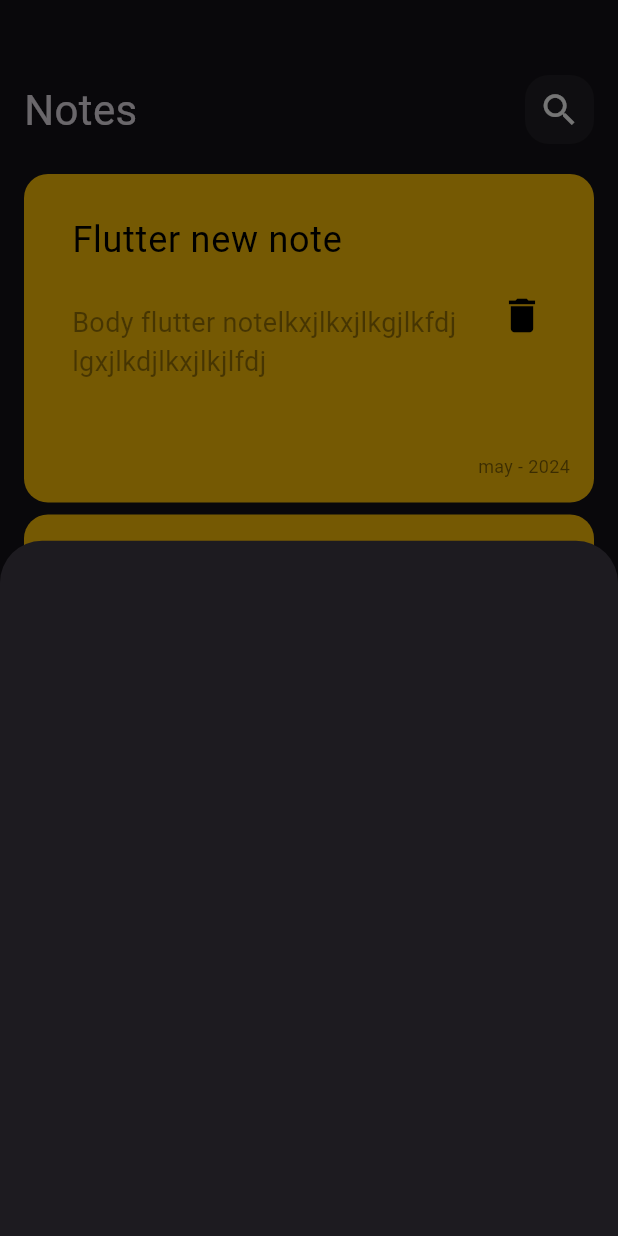
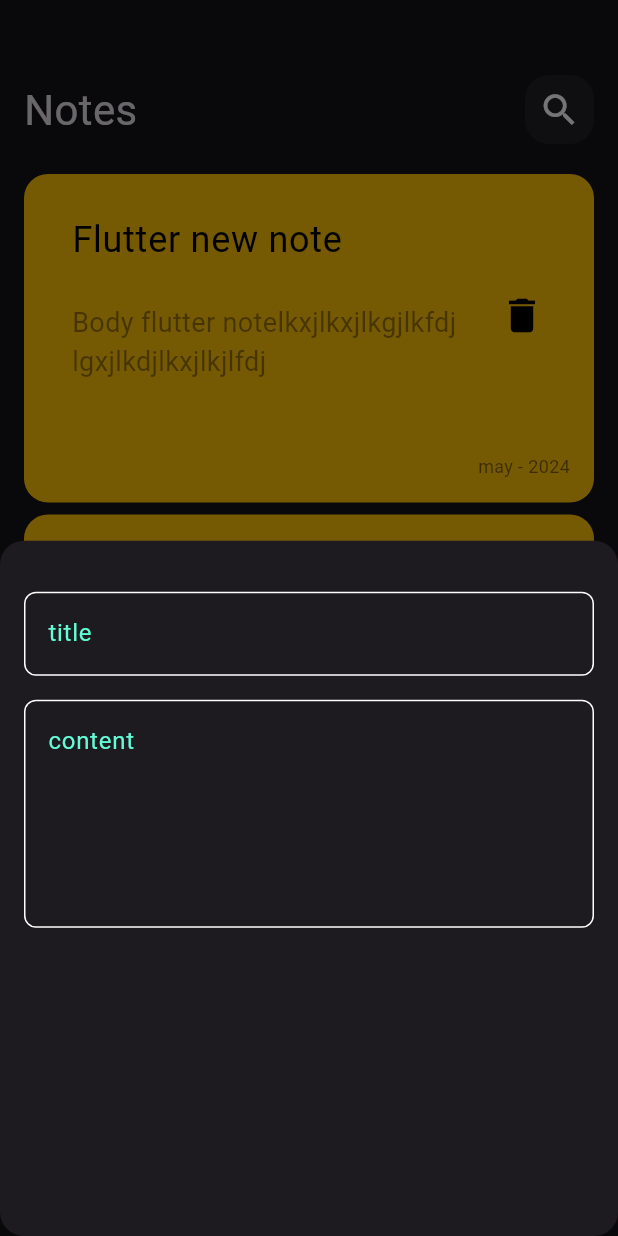
Before and after one commit to sdam123/notes_app, a Flutter app: the screen it shows after launch, after a tap on the "add" icon, on a phone screen of 412 x 824 dp. Run offline on Flutter 3.47's test engine with Material 3 defaults, Android fonts, the phone set to English and light mode, and no system bars.

Commit message:
create custom text field

```diff
--- /dev/null
+++ b/lib/constants.dart
@@ -0,0 +1,3 @@
+import 'dart:ui';
+
+const kPrimarycolor = Color(0xff62FCD7);
--- a/lib/views/notes_view.dart
+++ b/lib/views/notes_view.dart
@@ -12,6 +12,8 @@ class NotesView extends StatelessWidget {
       floatingActionButton: FloatingActionButton(
         onPressed: () {
           showModalBottomSheet(
+            shape:
+                RoundedRectangleBorder(borderRadius: BorderRadius.circular(16)),
             context: context,
             builder: (context) {
               return const NoteBottomSheet();
--- /dev/null
+++ b/lib/widget/custom_text_field.dart
@@ -0,0 +1,27 @@
+import 'package:flutter/material.dart';
+import 'package:note_app/constants.dart';
+
+class CustomTextfield extends StatelessWidget {
+  CustomTextfield({super.key, required this.hint, this.maxline = 1});
+
+  String hint;
+  int maxline;
+  @override
+  Widget build(BuildContext context) {
+    return TextField(
+      maxLines: maxline,
+      decoration: InputDecoration(
+          hintText: hint,
+          hintStyle: const TextStyle(color: kPrimarycolor),
+          enabledBorder: buildborder(),
+          focusedBorder: buildborder(kPrimarycolor),
+          border: buildborder()),
+    );
+  }
+
+  OutlineInputBorder buildborder([color]) {
+    return OutlineInputBorder(
+        borderSide: BorderSide(color: color == null ? Colors.white : color),
+        borderRadius: BorderRadius.circular(8));
+  }
+}
--- a/lib/widget/note_bottom_sheet.dart
+++ b/lib/widget/note_bottom_sheet.dart
@@ -1,10 +1,29 @@
 import 'package:flutter/material.dart';
+import 'package:note_app/constants.dart';
+import 'package:note_app/widget/custom_text_field.dart';
 
 class NoteBottomSheet extends StatelessWidget {
   const NoteBottomSheet({super.key});
 
   @override
   Widget build(BuildContext context) {
-    return Container();
+    return Padding(
+      padding: const EdgeInsets.all(16),
+      child: Column(
+        children: [
+          SizedBox(
+            height: 18,
+          ),
+          CustomTextfield(hint: 'title'),
+          SizedBox(
+            height: 16,
+          ),
+          CustomTextfield(
+            hint: 'content',
+            maxline: 5,
+          )
+        ],
+      ),
+    );
   }
 }
```
